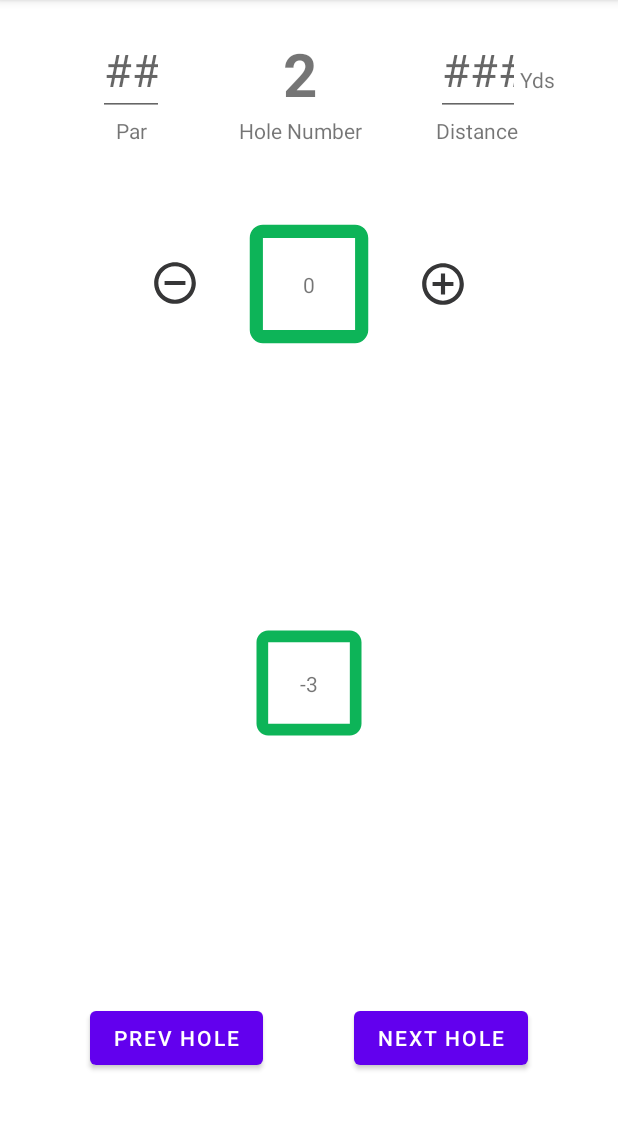
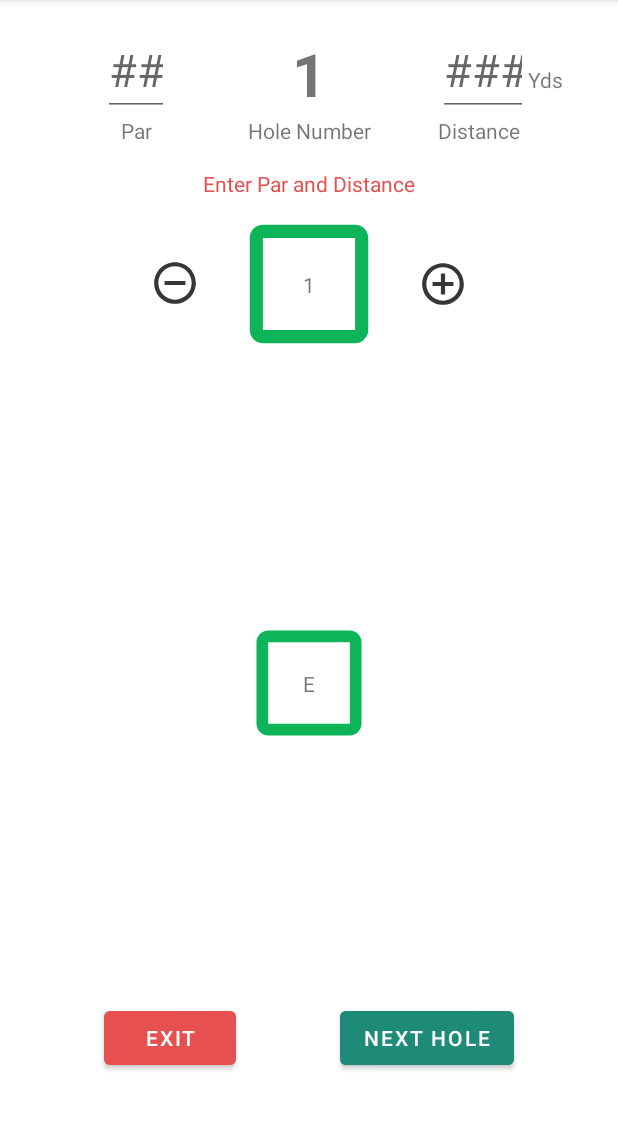
Before and after one commit to Shamalsiri/whats_my_handicap, an Android app: the fragment RoundDataEntryFragment placed in its activity, after a tap on "NEXT HOLE", on a phone screen of 412 x 824 dp, the part 84-1214 px from its top. Run offline under Robolectric (Android 15) with nearby library versions, the phone set to English and light mode, and no system bars; our stand-ins replace Room's generated code; 2 other taps on this screen came first.

Commit message:
[SS][initial_setup] App Colors and a exit button on Round Entry

```diff
--- a/app/src/main/java/com/siriwardana/whatsmyhandicap/fragments/RoundDataEntryFragment.java
+++ b/app/src/main/java/com/siriwardana/whatsmyhandicap/fragments/RoundDataEntryFragment.java
@@ -1,8 +1,11 @@
 package com.siriwardana.whatsmyhandicap.fragments;
 
+import android.content.Context;
+import android.content.res.Resources;
 import android.os.Bundle;
 
 import androidx.annotation.NonNull;
+import androidx.core.content.ContextCompat;
 import androidx.fragment.app.Fragment;
 
 import android.util.Log;
@@ -26,9 +29,9 @@ public class RoundDataEntryFragment extends Fragment {
     private EditText parET, distanceET;
     private TextView holeNumTV, strokeCountTV, roundScoreTV, errorMsg1TV, errorMsg2TV;
     private int roundId, userId, currentHole, numHolesThisRound, numStrokes, roundScore;
-    private ImageView minusIV, plusIV;
-    private Button prevBTN, nextBTN;
+    private Button prevBTN, nextBTN, exitBTN;
 
+    private Context context;
     private DatabaseSingleton dbSingleton;
 
     public RoundDataEntryFragment() {
@@ -40,7 +43,8 @@ public class RoundDataEntryFragment extends Fragment {
                              Bundle savedInstanceState) {
         // Inflate the layout for this fragment
         View view = inflater.inflate(R.layout.fragment_round_data_entry, container, false);
-        dbSingleton = DatabaseSingleton.getDBInstance(getContext().getApplicationContext());
+        context = getContext().getApplicationContext();
+        dbSingleton = DatabaseSingleton.getDBInstance(context);
 
         parET = view.findViewById(R.id.et_par);
         distanceET = view.findViewById(R.id.et_hole_distance);
@@ -51,11 +55,13 @@ public class RoundDataEntryFragment extends Fragment {
         errorMsg1TV = view.findViewById(R.id.tv_error_msg1);
         errorMsg2TV = view.findViewById(R.id.tv_error_msg2);
 
+        final ImageView minusIV, plusIV;
         minusIV = view.findViewById(R.id.iv_minus);
         plusIV = view.findViewById(R.id.iv_plus);
 
         prevBTN = view.findViewById(R.id.btn_prev);
         nextBTN = view.findViewById(R.id.btn_next);
+        exitBTN = view.findViewById(R.id.btn_exit);
 
         final String MODE_NEW_ROUND = "new_round"; // default case
         final String MODE_SINGLE_HOLE = "single_hole";
@@ -90,16 +96,7 @@ public class RoundDataEntryFragment extends Fragment {
                 if (prevBTN.getText().toString().equalsIgnoreCase("Exit")) {
                     Log.d("SSIRI", "Exit Button Clicked");
 
-                    List<Hole> holeList = dbSingleton.HoleDao().getHolesByRound(roundId);
-                    int numHolesInRound = holeList.size();
-                    if ((numHolesThisRound == 9 && numHolesInRound != 9) ||
-                            (numHolesThisRound == 18 && numHolesInRound != 18)) {
-                        //Todo: Remove data in holes table with roundId
-                        Log.d("SSIRI", "Removing all holes with roundId: " + roundId);
-                    }
-
-                    ((onRoundDataEntryButtonClickListener) requireActivity())
-                            .onPrevButtonClicked(true);
+                    exit();
                 } else {
                     Log.d("SSIRI", "Prev Hole Button Clicked");
                     if (currentHole > 1) {
@@ -142,6 +139,13 @@ public class RoundDataEntryFragment extends Fragment {
             }
         });
 
+        exitBTN.setOnClickListener(new View.OnClickListener() {
+            @Override
+            public void onClick(View view) {
+                exit();
+            }
+        });
+
 
         plusIV.setOnClickListener(new View.OnClickListener() {
             @Override
@@ -165,6 +169,23 @@ public class RoundDataEntryFragment extends Fragment {
         });
 
         return view;
+    }
+
+    /**
+     * Remove round hole data since round wasn't completed.
+     * exit
+     */
+    private void exit() {
+        List<Hole> holeList = dbSingleton.HoleDao().getHolesByRound(roundId);
+        int numHolesInRound = holeList.size();
+        if ((numHolesThisRound == 9 && numHolesInRound != 9) ||
+                (numHolesThisRound == 18 && numHolesInRound != 18)) {
+            //Todo: Remove data in holes table with roundId
+            Log.d("SSIRI", "Removing all holes with roundId: " + roundId);
+        }
+
+        ((onRoundDataEntryButtonClickListener) requireActivity())
+                .onPrevButtonClicked(true);
     }
 
     /**
@@ -234,14 +255,21 @@ public class RoundDataEntryFragment extends Fragment {
     private void setHoleSpecificBtnUI() {
         if (currentHole == 1) {
             prevBTN.setText(R.string.exit);
+            prevBTN.setBackgroundColor(ContextCompat.getColor(context, R.color.wmh_red));
+            exitBTN.setVisibility(View.GONE);
+
             nextBTN.setText(R.string.next_hole);
         } else if (currentHole == 2) {
             prevBTN.setText(R.string.prev_hole);
+            prevBTN.setBackgroundColor(ContextCompat.getColor(context, R.color.wmh_orange));
+            exitBTN.setVisibility(View.VISIBLE);
         } else if (currentHole == 9 && numHolesThisRound == 9) {
             nextBTN.setText(R.string.save_round);
         } else if (currentHole == 18) {
             nextBTN.setText(R.string.save_round);
         }
+
+
     }
 
     /**
--- a/app/src/main/res/layout/fragment_round_data_entry.xml
+++ b/app/src/main/res/layout/fragment_round_data_entry.xml
@@ -17,7 +17,6 @@
         android:gravity="center"
         android:hint="###"
         android:inputType="number"
-        android:text="4"
         android:textAlignment="center"
         android:textSize="30sp"
         app:layout_constraintEnd_toStartOf="@+id/tv_hole_num"
@@ -39,13 +38,13 @@
         android:layout_height="50dp"
         android:ems="10"
         android:gravity="center"
-        android:text="18"
+        android:text="1"
         android:textAlignment="center"
         android:textSize="40sp"
         android:textStyle="bold"
         app:layout_constraintBottom_toBottomOf="@+id/et_hole_distance"
-        app:layout_constraintEnd_toStartOf="@+id/et_hole_distance"
-        app:layout_constraintStart_toEndOf="@+id/et_par"
+        app:layout_constraintEnd_toEndOf="parent"
+        app:layout_constraintStart_toStartOf="parent"
         app:layout_constraintTop_toTopOf="@+id/et_hole_distance" />
 
     <TextView
@@ -59,13 +58,12 @@
 
     <EditText
         android:id="@+id/et_hole_distance"
-        android:layout_width="56dp"
+        android:layout_width="60dp"
         android:layout_height="wrap_content"
         android:layout_marginTop="16dp"
         android:ems="10"
         android:hint="###"
         android:inputType="number"
-        android:text="530"
         android:textAlignment="textEnd"
         android:textSize="30sp"
         app:layout_constraintEnd_toEndOf="parent"
@@ -99,7 +97,7 @@
         android:layout_height="wrap_content"
         android:layout_marginTop="16dp"
         android:text=""
-        android:textColor="#ED1B08"
+        android:textColor="@color/wmh_red"
         app:layout_constraintEnd_toEndOf="parent"
         app:layout_constraintStart_toStartOf="parent"
         app:layout_constraintTop_toBottomOf="@+id/tv_hole_num_title" />
@@ -154,7 +152,7 @@
         android:layout_height="wrap_content"
         android:layout_marginTop="16dp"
         android:text=""
-        android:textColor="#ED1B08"
+        android:textColor="@color/wmh_red"
         app:layout_constraintEnd_toEndOf="parent"
         app:layout_constraintStart_toStartOf="parent"
         app:layout_constraintTop_toBottomOf="@+id/stroke_count_border" />
@@ -187,6 +185,7 @@
         android:layout_height="wrap_content"
         android:layout_marginBottom="52dp"
         android:text="Prev Hole"
+        android:backgroundTint="@color/wmh_orange"
         app:layout_constraintBottom_toBottomOf="parent"
         app:layout_constraintEnd_toStartOf="@+id/btn_next"
         app:layout_constraintHorizontal_bias="0.5"
@@ -198,10 +197,23 @@
         android:layout_height="wrap_content"
         android:layout_marginBottom="52dp"
         android:text="Next Hole"
+        android:backgroundTint="@color/wmh_blue"
         app:layout_constraintBottom_toBottomOf="parent"
         app:layout_constraintEnd_toEndOf="parent"
         app:layout_constraintHorizontal_bias="0.5"
         app:layout_constraintStart_toEndOf="@+id/btn_prev" />
 
+    <Button
+        android:id="@+id/btn_exit"
+        android:layout_width="wrap_content"
+        android:layout_height="35dp"
+        android:layout_marginBottom="16dp"
+        android:text="@string/finish_round"
+        android:textSize="10sp"
+        android:backgroundTint="@color/wmh_red"
+        app:layout_constraintBottom_toBottomOf="parent"
+        app:layout_constraintEnd_toEndOf="@+id/btn_next"
+        app:layout_constraintStart_toStartOf="@+id/btn_prev" />
+
 
 </androidx.constraintlayout.widget.ConstraintLayout>
--- /dev/null
+++ b/app/src/main/res/values-night/colors.xml
@@ -0,0 +1,8 @@
+<?xml version="1.0" encoding="utf-8"?>
+<resources>
+    <color name="wmh_orange">#E79D4D</color>
+    <color name="wmh_red">#E65050</color>
+    <color name="wmh_yellow">#BAAC5C</color>
+    <color name="wmh_green">#0DB458</color>
+    <color name="wmh_blue">#1E8B79</color>
+</resources>
--- a/app/src/main/res/values/colors.xml
+++ b/app/src/main/res/values/colors.xml
@@ -7,4 +7,9 @@
     <color name="teal_700">#FF018786</color>
     <color name="black">#FF000000</color>
     <color name="white">#FFFFFFFF</color>
+    <color name="wmh_orange">#E79D4D</color>
+    <color name="wmh_red">#E65050</color>
+    <color name="wmh_yellow">#BAAC5C</color>
+    <color name="wmh_green">#0DB458</color>
+    <color name="wmh_blue">#1E8B79</color>
 </resources>
--- a/app/src/main/res/values/strings.xml
+++ b/app/src/main/res/values/strings.xml
@@ -26,4 +26,5 @@
     <string name="next_hole">Next Hole</string>
     <string name="prev_hole">Prev Hole</string>
     <string name="save_round">Save Round</string>
+    <string name="finish_round">Finish Round</string>
 </resources>
```
